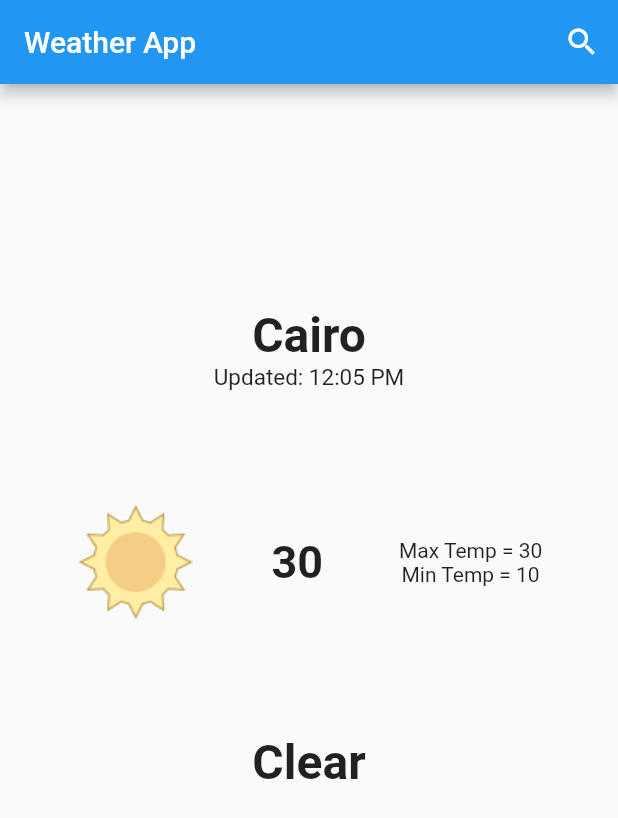
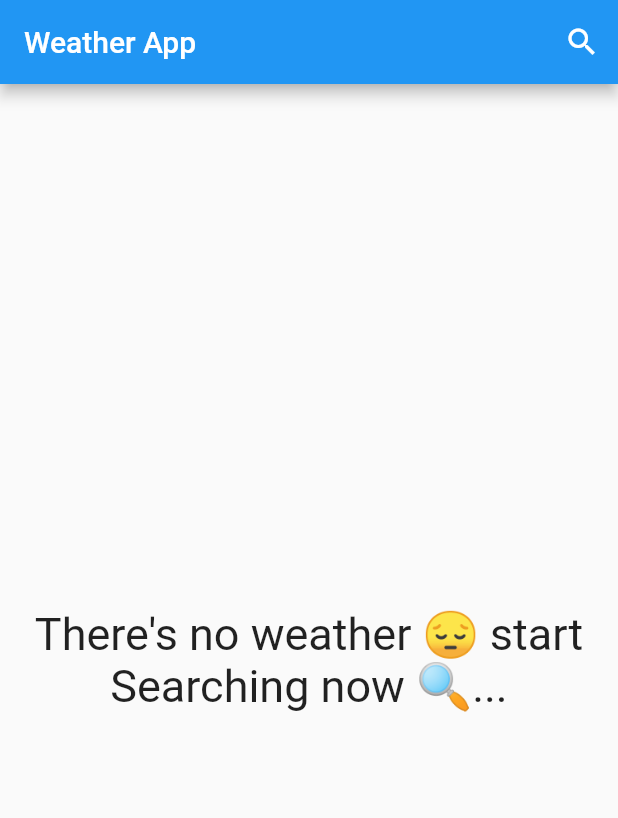
Before and after one commit to OmarAmeer96/Weather-App, a Flutter app: the screen it shows after launch, on a phone screen of 412 x 824 dp. Shown: the top 818 px of the screen. Run offline on Flutter 3.47's test engine with Material 2 defaults, Android fonts, the phone set to English and light mode, and no system bars.

Commit message:
7th Commit

```diff
--- a/lib/main.dart
+++ b/lib/main.dart
@@ -10,7 +10,7 @@ class WeatherApp extends StatelessWidget {
 
   @override
   Widget build(BuildContext context) {
-    return MaterialApp(
+    return const MaterialApp(
       debugShowCheckedModeBanner: false,
       home: HomeScreen(),
     );
--- a/lib/screens/home_screen.dart
+++ b/lib/screens/home_screen.dart
@@ -2,10 +2,17 @@ import 'package:flutter/material.dart';
 import 'package:weather_app/models/weather_model.dart';
 import 'package:weather_app/screens/search_screen.dart';
 
-class HomeScreen extends StatelessWidget {
-  HomeScreen({super.key});
+class HomeScreen extends StatefulWidget {
+  const HomeScreen({super.key});
 
-  WeatherModel? weatherData;
+  @override
+  State<HomeScreen> createState() => _HomeScreenState();
+}
+
+class _HomeScreenState extends State<HomeScreen> {
+  void updateUi() {
+    setState(() {});
+  }
 
   @override
   Widget build(BuildContext context) {
@@ -18,7 +25,9 @@ class HomeScreen extends StatelessWidget {
                 context,
                 MaterialPageRoute(
                   builder: (context) {
-                    return SearchScreen();
+                    return SearchScreen(
+                      updateUi: updateUi,
+                    );
                   },
                 ),
               );
@@ -28,7 +37,7 @@ class HomeScreen extends StatelessWidget {
         ],
         title: const Text("Weather App"),
       ),
-      body: weatherData != null
+      body: weatherData == null
           ? Center(
               child: Column(
                 mainAxisSize: MainAxisSize.min,
@@ -49,6 +58,7 @@ class HomeScreen extends StatelessWidget {
               ),
             )
           : Container(
+              color: Colors.orange,
               child: Column(
                 mainAxisAlignment: MainAxisAlignment.center,
                 children: [
```
Also changed, not shown: lib/screens/search_screen.dart (+8 -1 lines).
